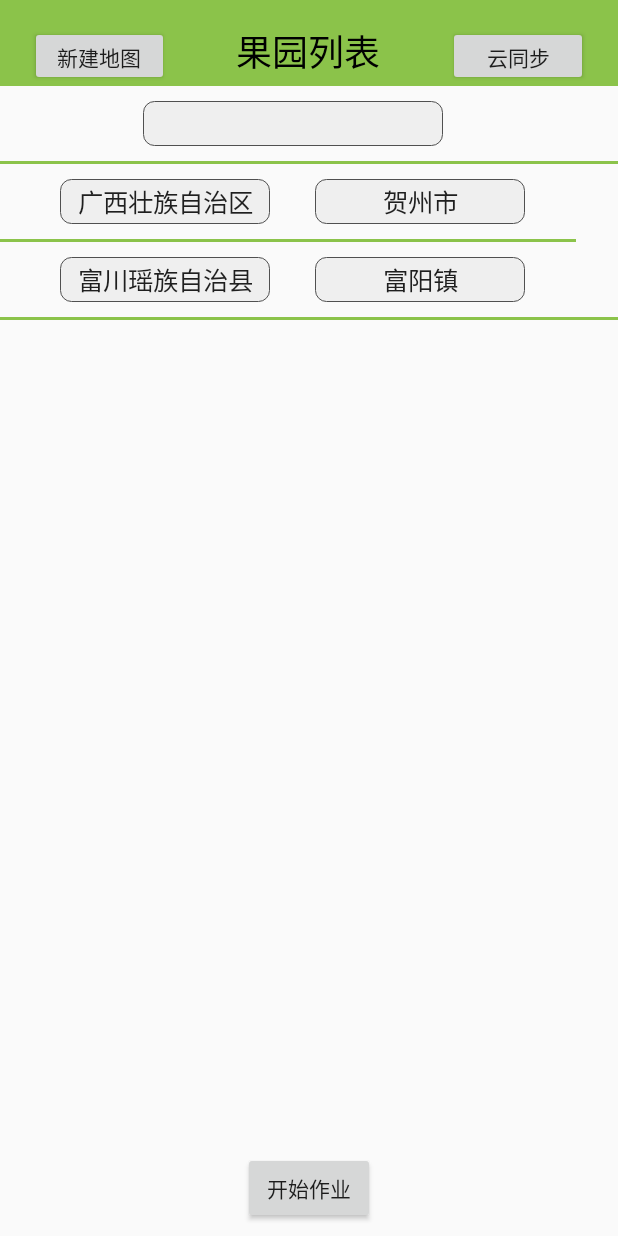
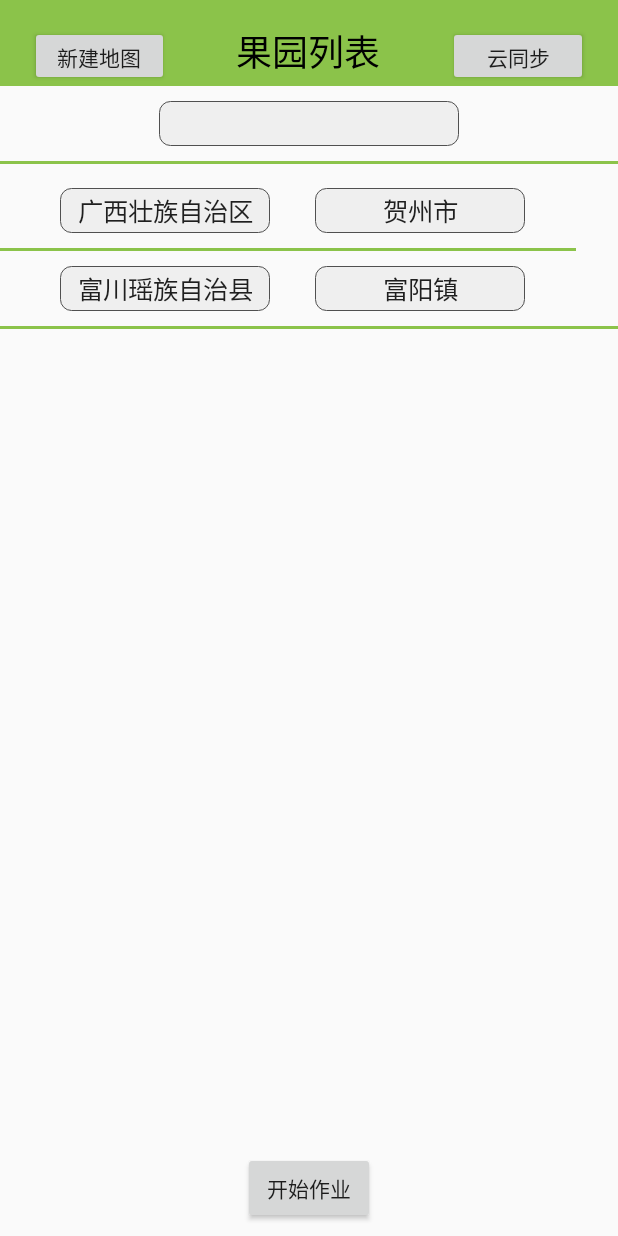
Before and after one commit to wlzkstlz/Apollo-APP, an Android app: the screen it shows after launch (OrchardListActivity), after a tap on "果园列表", on a phone screen of 412 x 824 dp. Run offline under Robolectric (Android 15) with nearby library versions, the phone set to English and light mode, and no system bars.

```diff
--- a/PlantProtectionRobot/PlantProtectionRobot/app/src/main/java/com/example/tank/plantprotectionrobot/CenterControlActivity.java
+++ b/PlantProtectionRobot/PlantProtectionRobot/app/src/main/java/com/example/tank/plantprotectionrobot/CenterControlActivity.java
@@ -20,6 +20,7 @@ import android.widget.Toast;
 
 import com.example.tank.plantprotectionrobot.BLE.BLEService;
 import com.example.tank.plantprotectionrobot.BLE.BluetoothLeClass;
+import com.example.tank.plantprotectionrobot.DataProcessing.SDCardFileTool;
 import com.example.tank.plantprotectionrobot.appdata.ListviewAdapterOne;
 import com.example.tank.plantprotectionrobot.appdata.ListviewAdapterTwo;
 
@@ -27,6 +28,9 @@ import java.util.ArrayList;
 import java.util.HashMap;
 import java.util.List;
 import java.util.Map;
+
+import static com.example.tank.plantprotectionrobot.DataProcessing.PermisionUtils.initLocationPermission;
+import static com.example.tank.plantprotectionrobot.DataProcessing.PermisionUtils.verifyStoragePermissions;
 
 /*
  @总控台界面
@@ -94,24 +98,10 @@ public class CenterControlActivity extends AppCompatActivity {
         setOnClick();//按键监听
 
     }
-    private void InitBle(){
-
-        final BluetoothManager bluetoothManager = (BluetoothManager) getSystemService(Context.BLUETOOTH_SERVICE);
-        mBluetoothAdapter = bluetoothManager.getAdapter();
-
-        if (!getPackageManager().hasSystemFeature(PackageManager.FEATURE_BLUETOOTH_LE)) {
-            Toast.makeText(this, "手机不支持蓝牙", Toast.LENGTH_SHORT).show();
-        }
-        //开启蓝牙
-        if (mBluetoothAdapter == null || !mBluetoothAdapter.isEnabled()) {
-            mBluetoothAdapter.enable();
-        }
-
-    }
 
     @Override
     protected void onPostResume() {
-        InitBle();//初始化蓝牙
+
         startService(intentSev); //启动蓝牙后台
         super.onPostResume();
     }
@@ -224,4 +214,10 @@ public class CenterControlActivity extends AppCompatActivity {
         }
     }
 
+    @Override
+    protected void onStart() {
+        verifyStoragePermissions(this) ;//针对6.0以上版本做权限适配
+        initLocationPermission(this);
+        super.onStart();
+    }
 }
--- a/PlantProtectionRobot/PlantProtectionRobot/app/src/main/java/com/example/tank/plantprotectionrobot/ChoiveActivity.java
+++ b/PlantProtectionRobot/PlantProtectionRobot/app/src/main/java/com/example/tank/plantprotectionrobot/ChoiveActivity.java
@@ -14,6 +14,7 @@ import com.example.tank.plantprotectionrobot.appdata.FragmentAdapter;
 import java.util.ArrayList;
 import java.util.List;
 
+import static com.example.tank.plantprotectionrobot.DataProcessing.PermisionUtils.initLocationPermission;
 import static com.example.tank.plantprotectionrobot.DataProcessing.PermisionUtils.verifyStoragePermissions;
 
 
@@ -59,6 +60,6 @@ public class ChoiveActivity extends AppCompatActivity{
     @Override
     protected void onResume() {
         super.onResume();
-        verifyStoragePermissions(this) ;//针对6.0以上版本做权限适配
+
     }
 }
--- a/PlantProtectionRobot/PlantProtectionRobot/app/src/main/java/com/example/tank/plantprotectionrobot/DataProcessing/RobotStateMsg.java
+++ b/PlantProtectionRobot/PlantProtectionRobot/app/src/main/java/com/example/tank/plantprotectionrobot/DataProcessing/RobotStateMsg.java
@@ -19,7 +19,4 @@ public class RobotStateMsg {
     public boolean taskFile;//有无任务文件
     public boolean motorState;//发动机状态
 
-
-
-
 }
--- a/PlantProtectionRobot/PlantProtectionRobot/app/src/main/res/layout/activity_orchard_list.xml
+++ b/PlantProtectionRobot/PlantProtectionRobot/app/src/main/res/layout/activity_orchard_list.xml
@@ -61,15 +61,12 @@
         android:id="@+id/spinner1"
         android:layout_width="200dp"
         android:layout_height="30dp"
-        android:layout_marginEnd="40dp"
-        android:layout_marginLeft="16dp"
-        android:layout_marginRight="40dp"
-        android:layout_marginStart="16dp"
         android:layout_marginTop="10dp"
         android:background="@drawable/spinner_custom"
-        app:layout_constraintHorizontal_bias="0.507"
+        app:layout_constraintEnd_toEndOf="parent"
         app:layout_constraintLeft_toLeftOf="parent"
         app:layout_constraintRight_toRightOf="parent"
+        app:layout_constraintStart_toStartOf="parent"
         app:layout_constraintTop_toBottomOf="@+id/linearLayout1" />
 
     <TextView
@@ -88,12 +85,13 @@
         android:id="@+id/linearLayout2"
         android:layout_width="0dp"
         android:layout_height="50dp"
+        android:layout_marginTop="8dp"
         android:orientation="horizontal"
         android:weightSum="1"
         app:layout_constraintBottom_toBottomOf="parent"
         app:layout_constraintLeft_toLeftOf="parent"
         app:layout_constraintRight_toRightOf="parent"
-        app:layout_constraintTop_toBottomOf="@+id/textView2"
+        app:layout_constraintTop_toTopOf="@+id/textView2"
         app:layout_constraintVertical_bias="0.0">
 
         <Spinner
```
Also changed, not shown: PlantProtectionRobot/PlantProtectionRobot/app/src/main/AndroidManifest.xml (+20 -14 lines), PlantProtectionRobot/PlantProtectionRobot/app/src/main/java/com/example/tank/plantprotectionrobot/BLE/BLEService.java (+37 -12 lines), PlantProtectionRobot/PlantProtectionRobot/app/src/main/java/com/example/tank/plantprotectionrobot/ChoicePage/ConnectRTK.java (+19 -5 lines), PlantProtectionRobot/PlantProtectionRobot/app/src/main/java/com/example/tank/plantprotectionrobot/DataProcessing/LocationUtils.java (deleted, +0 -161 lines), PlantProtectionRobot/PlantProtectionRobot/app/src/main/java/com/example/tank/plantprotectionrobot/DataProcessing/SDCardFileTool.java (+11 -2 lines), PlantProtectionRobot/PlantProtectionRobot/app/src/main/java/com/example/tank/plantprotectionrobot/NewMapActivity.java (+21 -28 lines), PlantProtectionRobot/PlantProtectionRobot/app/src/main/java/com/example/tank/plantprotectionrobot/OrchardListActivity.java (+6 -3 lines).
